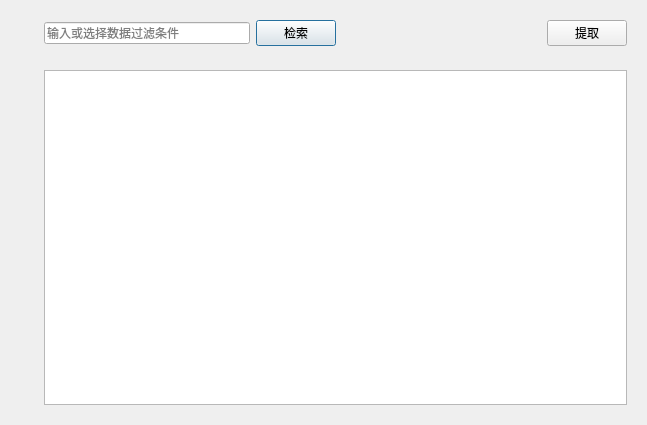
Before: the Qt Designer form Dialog/dialogsearch.ui in Mtr1994/DeskCesium, drawn with Qt 5.
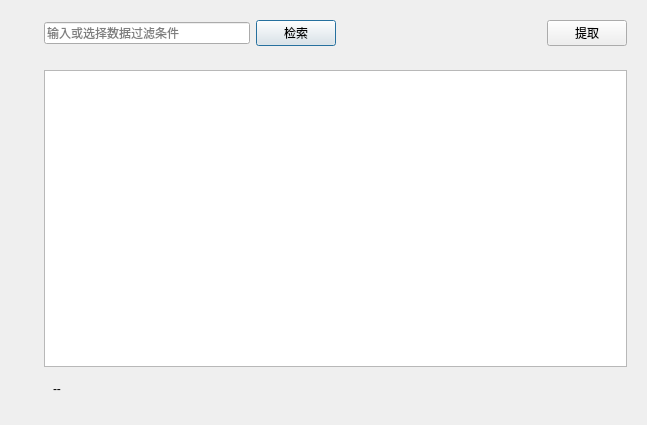
After: the same form once the commit is applied. Custom widgets are drawn as their Qt base class.

What changed in the file:
```diff
--- a/Dialog/dialogsearch.ui
+++ b/Dialog/dialogsearch.ui
@@ -91,6 +91,25 @@
         </attribute>
        </widget>
       </item>
+      <item row="1" column="0">
+       <widget class="QWidget" name="widgetSearchStatistics" native="true">
+        <property name="minimumSize">
+         <size>
+          <width>0</width>
+          <height>0</height>
+         </size>
+        </property>
+        <layout class="QGridLayout" name="gridLayout_4">
+         <item row="0" column="0">
+          <widget class="QLabel" name="lbStatisticsNumber">
+           <property name="text">
+            <string>--</string>
+           </property>
+          </widget>
+         </item>
+        </layout>
+       </widget>
+      </item>
      </layout>
     </widget>
    </item>
```
